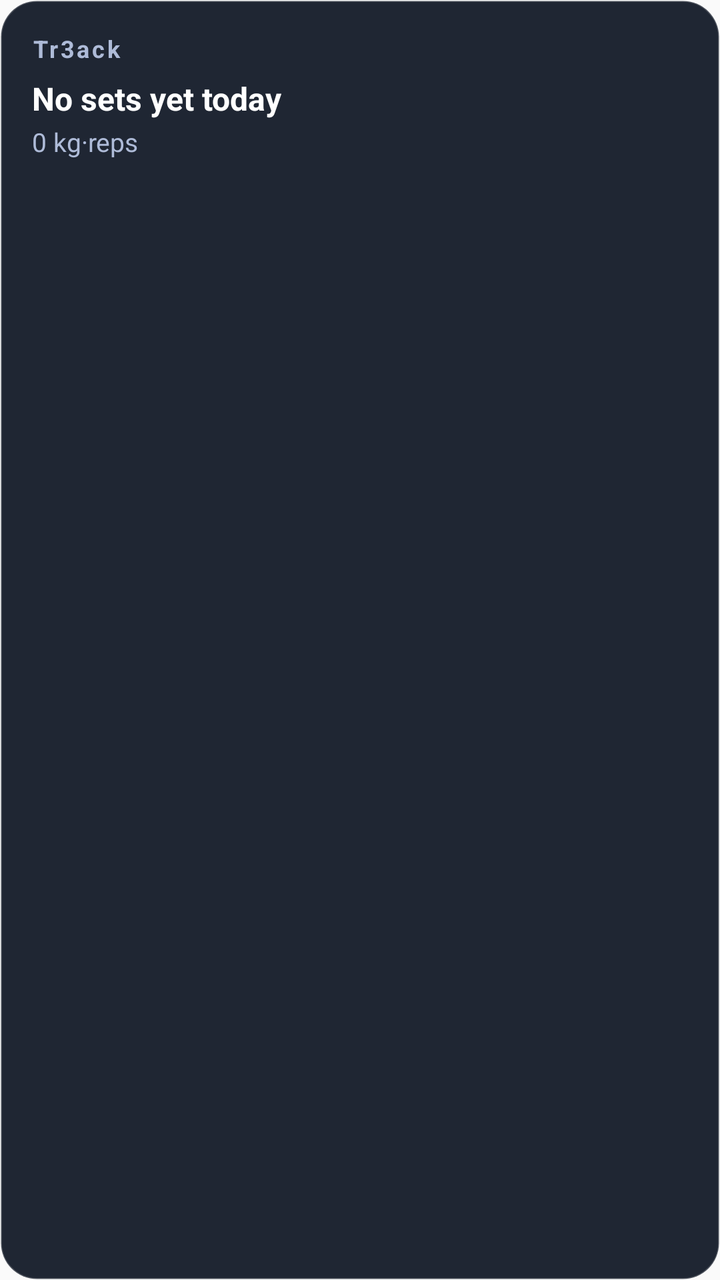
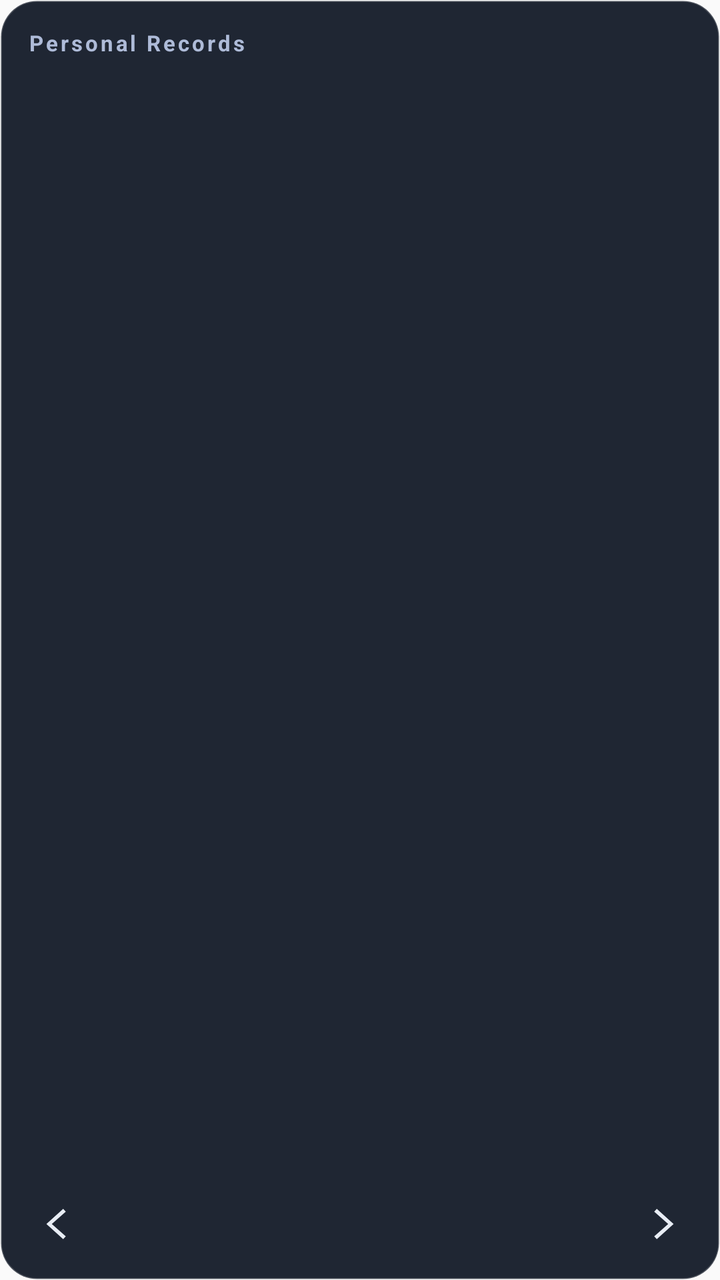

The first picture is an Android layout as it rendered before a commit; the second is the same layout after the commit. The layout source and the unified diff follow.
<!-- AndroidManifest.xml: application theme Theme.Tr3ack -->
<!-- res/layout/tr3ack_widget.xml -->
<?xml version="1.0" encoding="utf-8"?>
<LinearLayout xmlns:android="http://schemas.android.com/apk/res/android"
    android:id="@+id/widget_root"
    android:layout_width="match_parent"
    android:layout_height="match_parent"
    android:background="@drawable/widget_background"
    android:orientation="vertical"
    android:padding="16dp">

    <TextView
        android:id="@+id/widget_title"
        android:layout_width="wrap_content"
        android:layout_height="wrap_content"
        android:text="@string/app_name"
        android:textColor="#AEBBD8"
        android:textSize="12sp"
        android:textStyle="bold"
        android:letterSpacing="0.1" />

    <TextView
        android:id="@+id/widget_today"
        android:layout_width="wrap_content"
        android:layout_height="wrap_content"
        android:layout_marginTop="6dp"
        android:text="No sets yet today"
        android:textColor="#FFFFFF"
        android:textSize="16sp"
        android:textStyle="bold" />

    <TextView
        android:id="@+id/widget_volume"
        android:layout_width="wrap_content"
        android:layout_height="wrap_content"
        android:layout_marginTop="2dp"
        android:text="0 kg·reps"
        android:textColor="#AEBBD8"
        android:textSize="13sp" />

</LinearLayout>
<!-- resources referenced by this layout -->
<resources>
  <!-- drawable widget_background (drawable) -->
  <?xml version="1.0" encoding="utf-8"?>
  <shape xmlns:android="http://schemas.android.com/apk/res/android"
      android:shape="rectangle">
      <solid android:color="#1F2633" />
      <corners android:radius="18dp" />
      <stroke
          android:width="1dp"
          android:color="#33FFFFFF" />
  </shape>
  <string name="app_name">Tr3ack</string>
  <style name="Theme.Tr3ack" parent="android:Theme.Material.Light.NoActionBar" />
</resources>

<!-- the commit's change to res/layout/tr3ack_widget.xml (unified diff, before → after) -->
@@ -5,35 +5,193 @@
     android:layout_height="match_parent"
     android:background="@drawable/widget_background"
     android:orientation="vertical"
-    android:padding="16dp">
+    android:padding="14dp">
 
     <TextView
         android:id="@+id/widget_title"
         android:layout_width="wrap_content"
         android:layout_height="wrap_content"
-        android:text="@string/app_name"
+        android:text="Personal Records"
         android:textColor="#AEBBD8"
-        android:textSize="12sp"
+        android:textSize="11sp"
         android:textStyle="bold"
-        android:letterSpacing="0.1" />
+        android:letterSpacing="0.12" />
 
-    <TextView
-        android:id="@+id/widget_today"
-        android:layout_width="wrap_content"
+    <FrameLayout
+        android:id="@+id/widget_flipper"
+        android:layout_width="match_parent"
+        android:layout_height="0dp"
+        android:layout_weight="1"
+        android:layout_marginTop="4dp">
+
+        <LinearLayout
+            android:id="@+id/widget_page_0"
+            android:layout_width="match_parent"
+            android:layout_height="match_parent"
+            android:orientation="vertical"
+            android:gravity="center_vertical"
+            android:visibility="gone">
+
+            <TextView
+                android:id="@+id/widget_name_0"
+                android:layout_width="wrap_content"
+                android:layout_height="wrap_content"
+                android:textColor="#FFFFFF"
+                android:textSize="14sp"
+                android:textStyle="bold" />
+
+            <TextView
+                android:id="@+id/widget_value_0"
+                android:layout_width="wrap_content"
+                android:layout_height="wrap_content"
+                android:layout_marginTop="2dp"
+                android:textColor="#FFFFFF"
+                android:textSize="22sp"
+                android:textStyle="bold" />
+
+            <TextView
+                android:id="@+id/widget_detail_0"
+                android:layout_width="wrap_content"
+                android:layout_height="wrap_content"
+                android:layout_marginTop="2dp"
+                android:textColor="#AEBBD8"
+                android:textSize="11sp" />
+        </LinearLayout>
+
+        <LinearLayout
+            android:id="@+id/widget_page_1"
+            android:layout_width="match_parent"
+            android:layout_height="match_parent"
+            android:orientation="vertical"
+            android:gravity="center_vertical"
+            android:visibility="gone">
+
+            <TextView
+                android:id="@+id/widget_name_1"
+                android:layout_width="wrap_content"
+                android:layout_height="wrap_content"
+                android:textColor="#FFFFFF"
+                android:textSize="14sp"
+                android:textStyle="bold" />
+
+            <TextView
+                android:id="@+id/widget_value_1"
+                android:layout_width="wrap_content"
+                android:layout_height="wrap_content"
+                android:layout_marginTop="2dp"
+                android:textColor="#FFFFFF"
+                android:textSize="22sp"
+                android:textStyle="bold" />
+
+            <TextView
+                android:id="@+id/widget_detail_1"
+                android:layout_width="wrap_content"
+                android:layout_height="wrap_content"
+                android:layout_marginTop="2dp"
+                android:textColor="#AEBBD8"
+                android:textSize="11sp" />
+        </LinearLayout>
+
+        <LinearLayout
+            android:id="@+id/widget_page_2"
+            android:layout_width="match_parent"
+            android:layout_height="match_parent"
+            android:orientation="vertical"
+            android:gravity="center_vertical"
+            android:visibility="gone">
+
+            <TextView
+                android:id="@+id/widget_name_2"
+                android:layout_width="wrap_content"
+                android:layout_height="wrap_content"
+                android:textColor="#FFFFFF"
+                android:textSize="14sp"
+                android:textStyle="bold" />
+
+            <TextView
+                android:id="@+id/widget_value_2"
+                android:layout_width="wrap_content"
+                android:layout_height="wrap_content"
+                android:layout_marginTop="2dp"
+                android:textColor="#FFFFFF"
+                android:textSize="22sp"
+                android:textStyle="bold" />
+
+            <TextView
+                android:id="@+id/widget_detail_2"
+                android:layout_width="wrap_content"
+                android:layout_height="wrap_content"
+                android:layout_marginTop="2dp"
+                android:textColor="#AEBBD8"
+                android:textSize="11sp" />
+        </LinearLayout>
+
+        <LinearLayout
+            android:id="@+id/widget_page_3"
+            android:layout_width="match_parent"
+            android:layout_height="match_parent"
+            android:orientation="vertical"
+            android:gravity="center_vertical"
+            android:visibility="gone">
+
+            <TextView
+                android:id="@+id/widget_name_3"
+                android:layout_width="wrap_content"
+                android:layout_height="wrap_content"
+                android:textColor="#FFFFFF"
+                android:textSize="14sp"
+                android:textStyle="bold" />
+
+            <TextView
+                android:id="@+id/widget_value_3"
+                android:layout_width="wrap_content"
+                android:layout_height="wrap_content"
+                android:layout_marginTop="2dp"
+                android:textColor="#FFFFFF"
+                android:textSize="22sp"
+                android:textStyle="bold" />
+
+            <TextView
+                android:id="@+id/widget_detail_3"
+                android:layout_width="wrap_content"
+                android:layout_height="wrap_content"
+                android:layout_marginTop="2dp"
+                android:textColor="#AEBBD8"
+                android:textSize="11sp" />
+        </LinearLayout>
+    </FrameLayout>
+
+    <LinearLayout
+        android:layout_width="match_parent"
         android:layout_height="wrap_content"
         android:layout_marginTop="6dp"
-        android:text="No sets yet today"
-        android:textColor="#FFFFFF"
-        android:textSize="16sp"
-        android:textStyle="bold" />
+        android:orientation="horizontal"
+        android:gravity="center_vertical">
 
-    <TextView
-        android:id="@+id/widget_volume"
-        android:layout_width="wrap_content"
-        android:layout_height="wrap_content"
-        android:layout_marginTop="2dp"
-        android:text="0 kg·reps"
-        android:textColor="#AEBBD8"
-        android:textSize="13sp" />
+        <ImageButton
+            android:id="@+id/widget_prev"
+            android:layout_width="28dp"
+            android:layout_height="28dp"
+            android:src="@drawable/widget_chevron_left"
+            android:background="@android:color/transparent"
+            android:contentDescription="Previous" />
+
+        <TextView
+            android:id="@+id/widget_indicator"
+            android:layout_width="0dp"
+            android:layout_height="wrap_content"
+            android:layout_weight="1"
+            android:gravity="center"
+            android:textColor="#AEBBD8"
+            android:textSize="11sp" />
+
+        <ImageButton
+            android:id="@+id/widget_next"
+            android:layout_width="28dp"
+            android:layout_height="28dp"
+            android:src="@drawable/widget_chevron_right"
+            android:background="@android:color/transparent"
+            android:contentDescription="Next" />
+    </LinearLayout>
 
 </LinearLayout>
<!-- resource entries referenced after the edit -->
@@ -10,7 +10,28 @@
           android:width="1dp"
           android:color="#33FFFFFF" />
   </shape>
-  <string name="app_name">Tr3ack</string>
+  <!-- drawable widget_chevron_left (drawable) -->
+  <?xml version="1.0" encoding="utf-8"?>
+  <vector xmlns:android="http://schemas.android.com/apk/res/android"
+      android:width="24dp"
+      android:height="24dp"
+      android:viewportWidth="24"
+      android:viewportHeight="24">
+      <path
+          android:fillColor="#E8EDF5"
+          android:pathData="M15.6,4.4 L16.9,5.8 L9.9,12 L16.9,18.2 L15.6,19.6 L7.2,12 Z" />
+  </vector>
+  <!-- drawable widget_chevron_right (drawable) -->
+  <?xml version="1.0" encoding="utf-8"?>
+  <vector xmlns:android="http://schemas.android.com/apk/res/android"
+      android:width="24dp"
+      android:height="24dp"
+      android:viewportWidth="24"
+      android:viewportHeight="24">
+      <path
+          android:fillColor="#E8EDF5"
+          android:pathData="M8.4,4.4 L7.1,5.8 L14.1,12 L7.1,18.2 L8.4,19.6 L16.8,12 Z" />
+  </vector>
   <style name="Theme.Tr3ack" parent="android:Theme.Material.Light.NoActionBar" />
 </resources>
 
